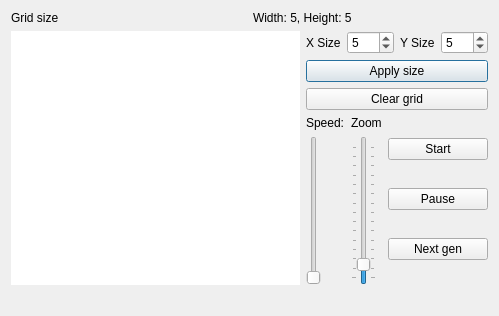
solidconcrete/ConwaysGameOfLife, file dialog.ui: the form before one commit.
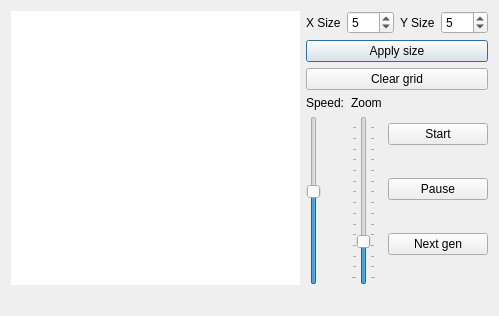
The form after the commit.

Diff of the .ui file:
```diff
--- a/dialog.ui
+++ b/dialog.ui
@@ -21,24 +21,6 @@
   </property>
   <layout class="QGridLayout" name="gridLayout">
    <item row="0" column="0">
-    <layout class="QHBoxLayout" name="horizontalLayout">
-     <item>
-      <widget class="QLabel" name="label">
-       <property name="text">
-        <string>Grid size</string>
-       </property>
-      </widget>
-     </item>
-     <item>
-      <widget class="QLabel" name="sizeLabel">
-       <property name="text">
-        <string>Width: 5, Height: 5</string>
-       </property>
-      </widget>
-     </item>
-    </layout>
-   </item>
-   <item row="1" column="0">
     <layout class="QHBoxLayout" name="horizontalLayout_8">
      <item>
       <widget class="QTableView" name="tableView">
@@ -185,6 +167,9 @@
                  <property name="singleStep">
                   <number>10</number>
                  </property>
+                 <property name="value">
+                  <number>600</number>
+                 </property>
                  <property name="orientation">
                   <enum>Qt::Vertical</enum>
                  </property>
@@ -222,7 +207,7 @@
                   <number>10</number>
                  </property>
                  <property name="value">
-                  <number>10</number>
+                  <number>20</number>
                  </property>
                  <property name="orientation">
                   <enum>Qt::Vertical</enum>
```
Left out of the diff: 2 changed lines with no effect on the pictures.
